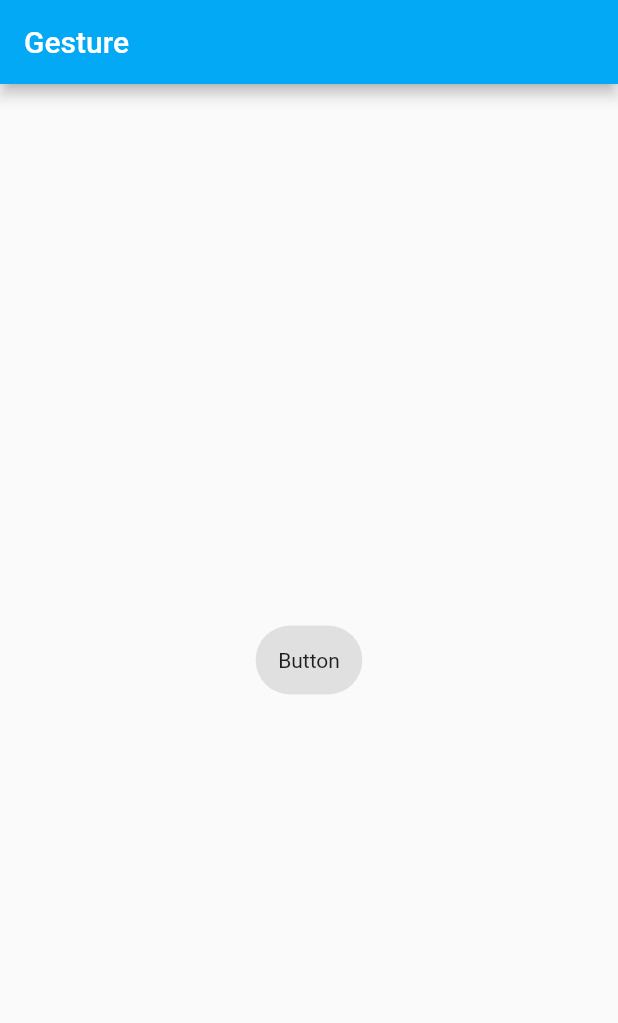
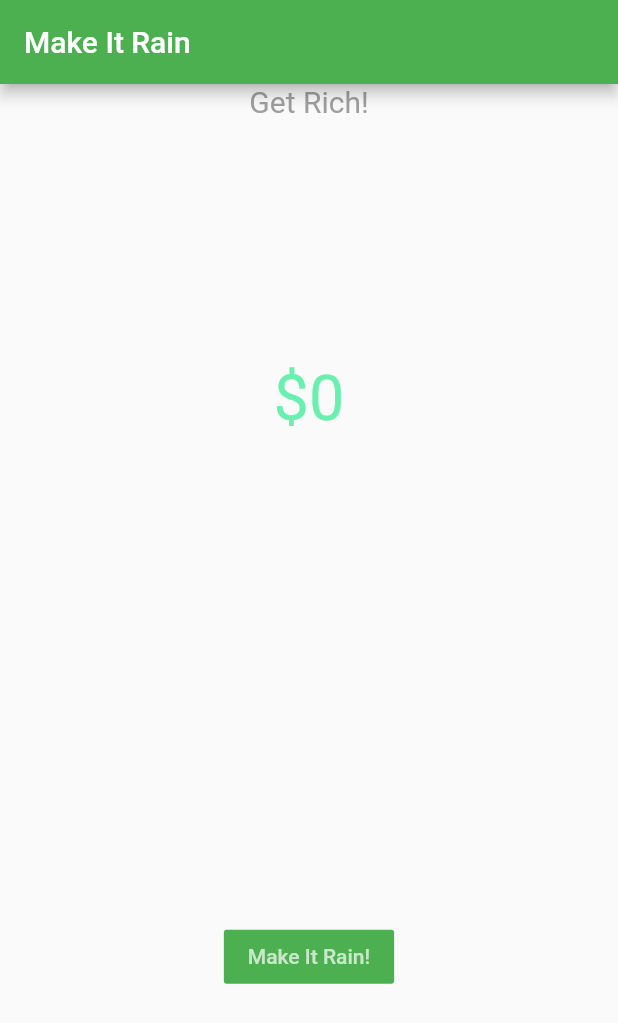
Before and after one commit to deepakverma4/helloFlutter, a Flutter app: the screen it shows after launch, on a phone screen of 412 x 824 dp. Shown: the top 1023 px of the screen. Run offline on Flutter 3.47's test engine with Material 2 defaults, Android fonts, the phone set to English and light mode, and no system bars.

Commit message:
added udemy make it rain app

```diff
--- a/lib/main.dart
+++ b/lib/main.dart
@@ -1,6 +1,8 @@
 import 'package:flutter/material.dart';
 import "newhome.dart";
 import 'gesture.dart';
+import './udemy/make_it_Rain.dart';
+
 void main(){
    runApp(new MyApp());
 }
@@ -10,7 +12,7 @@ class MyApp extends StatelessWidget {
   Widget build(BuildContext context) {
     return new MaterialApp(
       title: "My App",
-      home: new Gesture()
+      home: new MakeItRain()
     );
   }
 }
--- /dev/null
+++ b/lib/udemy/make_it_Rain.dart
@@ -0,0 +1,61 @@
+import "package:flutter/material.dart";
+
+class MakeItRain extends StatefulWidget{
+  @override
+  _MakeItRainState createState()=> new _MakeItRainState();
+}
+
+class _MakeItRainState extends State<MakeItRain>{
+
+  var _moneyCounter = 0;
+  _makeRain(){
+    setState(() {
+          _moneyCounter = _moneyCounter + 500;
+        });
+  }
+  @override
+  Widget build(BuildContext context){
+    return new Scaffold(
+      appBar: new AppBar(
+        title: new Text("Make It Rain"),
+        backgroundColor: Colors.green,
+      ),
+
+        body: new Container(
+
+          child: new Column(
+            mainAxisAlignment: MainAxisAlignment.center,
+            children: <Widget>[
+              new Center(
+
+                 child: new Text(_moneyCounter<50000? "Get Rich!": "Get Richer!", style: new TextStyle(
+                color: Colors.grey,
+                fontSize: 20.0
+              ),),),
+
+              new Expanded(child: new Center(
+                 child: new Text('\$$_moneyCounter', style: new TextStyle(
+                color: _moneyCounter<20000? Colors.greenAccent: Colors.blueAccent,
+                fontSize: 42.0
+              ))
+              )),
+
+              new Expanded(child: new Center(
+                child: new FlatButton(
+                color: Colors.green,
+                textColor: Colors.white70,
+                onPressed: _makeRain,
+                child: new Text("Make It Rain!"),
+              )
+              ) )
+
+
+            ],
+          ),
+
+
+        ),
+
+    );
+  }
+}
```
